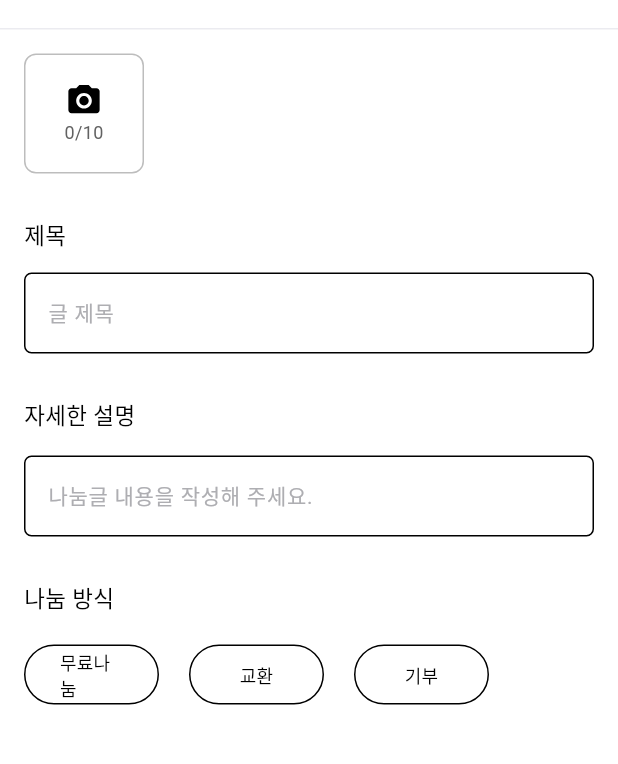
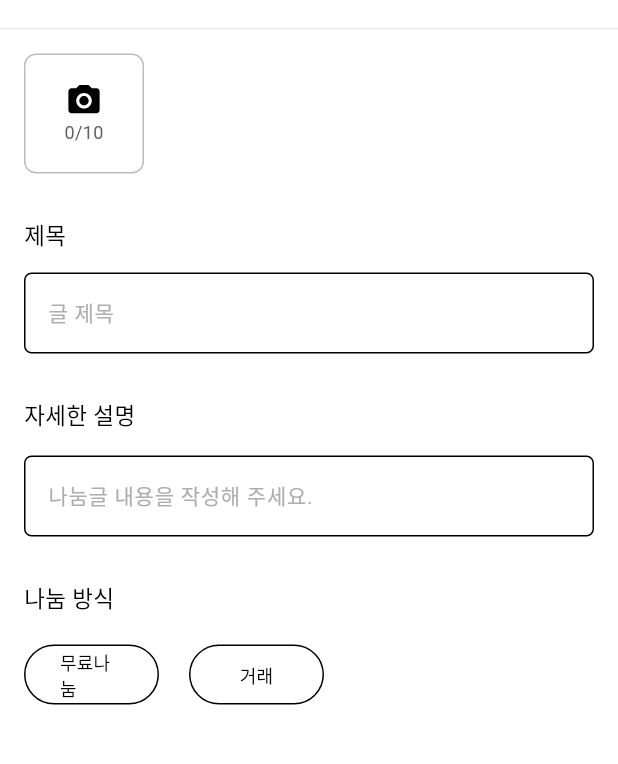
Before and after one commit to gdsc-ssu/anbd-app, a Flutter app: the SharePostCreateScreen screen opened by its route, on a phone screen of 412 x 824 dp, the part 56-820 px from its top. Run offline on Flutter 3.47's test engine with Material 3 defaults, Android fonts, the phone set to English and light mode, and no system bars; our stand-ins replace dio, flutter_dotenv, flutter_secure_storage, flutter_svg, freezed_annotation, geolocator and 8 more; missing offline and left inert: flutter_google_maps_webservices, photo_manager, stomp_dart_client; accounts and stored records are empty; network calls fail; Roboto replaces fonts that are missing (PretendardLight, PretendardRegular, PretendardSemiBold).

Commit message:
fix: 글쓰기 거래 타입 수정

```diff
--- a/lib/screens/home/detail/detail_screen.dart
+++ b/lib/screens/home/detail/detail_screen.dart
@@ -109,7 +109,8 @@ class _DetailScreenState extends State<DetailScreen> {
           ],
         ),
       ),
-      bottomNavigationBar: _buildBidButton(isBidPlaced || product.isBid, product.id, product.type ?? ""),
+      bottomNavigationBar: _buildBidButton(
+          isBidPlaced || product.isBid, product.id, product.type ?? ""),
     );
   }
 
@@ -155,12 +156,16 @@ class _DetailScreenState extends State<DetailScreen> {
     );
   }
 
-  Widget _buildTopImage(SharePostResponse product) => TopImage(product: product);
-  Widget _buildUserInfo(SharePostResponse product) => UserInfo(user: product.userProfileResponse);
+  Widget _buildTopImage(SharePostResponse product) =>
+      TopImage(product: product);
+  Widget _buildUserInfo(SharePostResponse product) =>
+      UserInfo(user: product.userProfileResponse);
   Widget _buildContent(SharePostResponse product) => Content(product: product);
-  Widget _buildDescription(SharePostResponse product) => Description(product: product);
+  Widget _buildDescription(SharePostResponse product) =>
+      Description(product: product);
   Widget _buildReportButton() => const ReportButton();
-  Widget _buildBidderList(SharePostResponse product) => BidderList(sharePostId: product.id);
+  Widget _buildBidderList(SharePostResponse product) =>
+      BidderList(sharePostId: product.id);
   Widget _buildRecommendList() => const RecommendList();
 
   Widget _buildBidButton(bool isBid, int postId, String type) {
@@ -203,7 +208,7 @@ class _DetailScreenState extends State<DetailScreen> {
                     const SizedBox(width: 16),
                     Expanded(
                       child: BasicButton(
-                        text: isBid ? "신청완료" : "나눔받기",
+                        text: isBid ? "신청완료" : "신청하기",
                         isClickable: !isBid && !isOwner,
                         onPressed: (!isBid && !isOwner)
                             ? () {
--- a/lib/screens/home/share_post/share_post_create_screen.dart
+++ b/lib/screens/home/share_post/share_post_create_screen.dart
@@ -163,10 +163,10 @@ class SharePostCreateScreen extends StatelessWidget {
                           context, viewModel, '무료나눔', SharePostType.SHARE),
                       const SizedBox(width: 20),
                       _buildTypeButton(
-                          context, viewModel, '교환', SharePostType.EXCHANGE),
+                          context, viewModel, '거래', SharePostType.EXCHANGE),
                       const SizedBox(width: 20),
-                      _buildTypeButton(
-                          context, viewModel, '기부', SharePostType.DONATE),
+                      // _buildTypeButton(
+                      //     context, viewModel, '기부', SharePostType.DONATE),
                     ],
                   ),
                 ],
```
Lines whose indentation alone changed are shown as unchanged.
